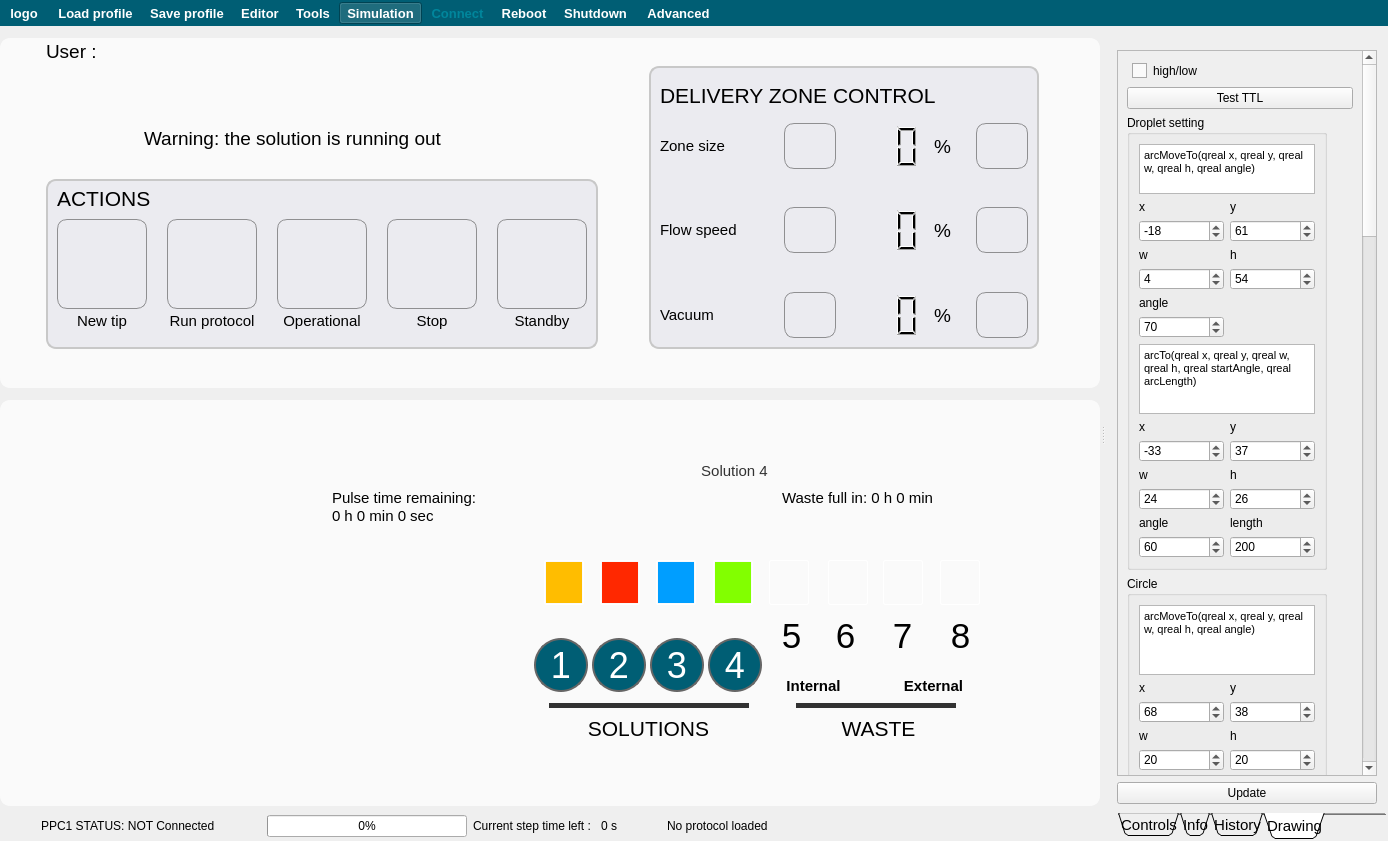
The window that apps/Lab-on-a-tip/Lab-on-a-tip.ui (bellonemauro/Labonatip2.0) describes before a commit, drawn with Qt 5.
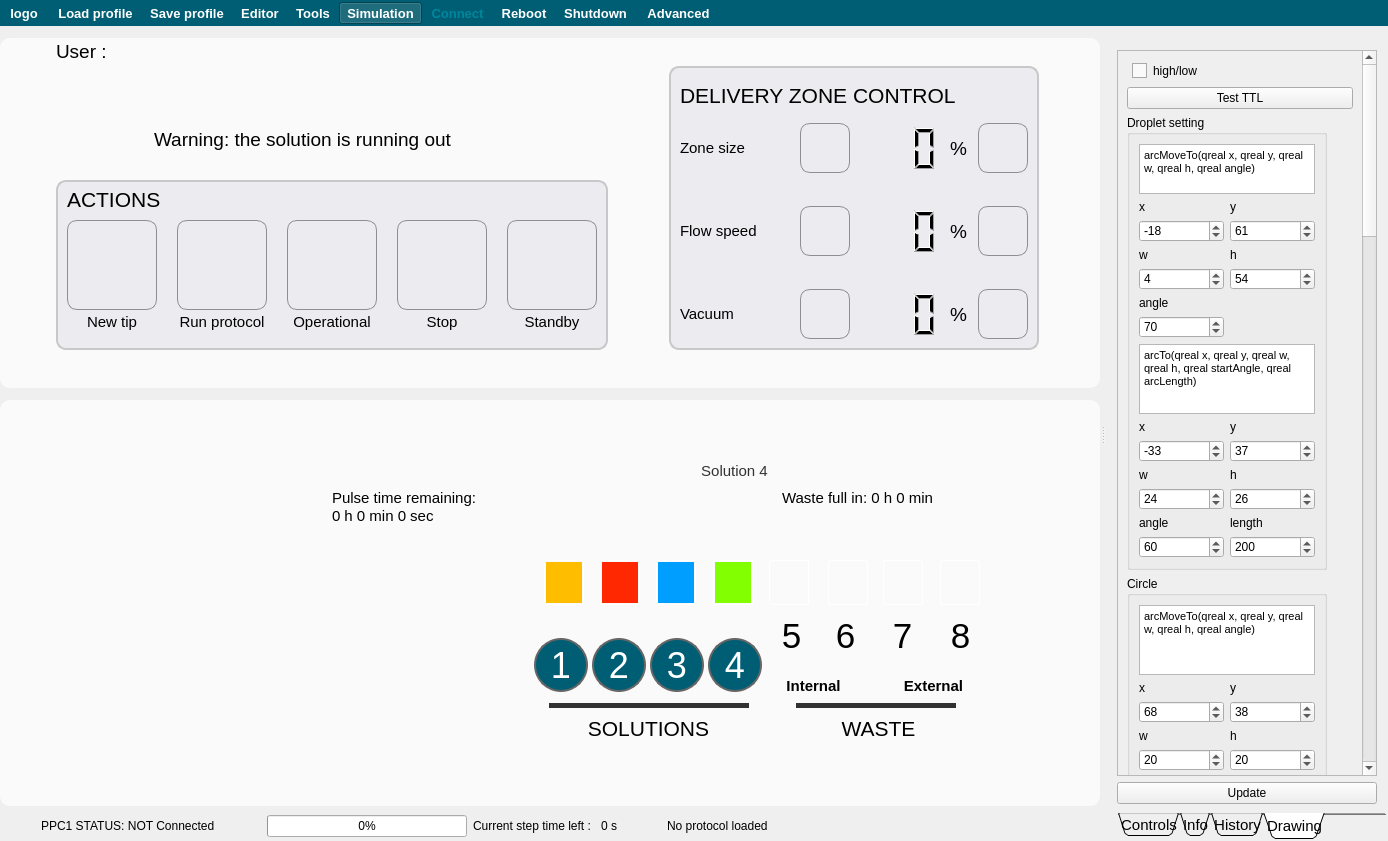
The same window after the commit. The open tabs and pages were chosen to show the change. Icons and pictures are not drawn.

Diff of the .ui file:
```diff
--- a/apps/Lab-on-a-tip/Lab-on-a-tip.ui
+++ b/apps/Lab-on-a-tip/Lab-on-a-tip.ui
@@ -149,8 +149,8 @@
         <rect>
          <x>0</x>
          <y>0</y>
-         <width>1100</width>
-         <height>740</height>
+         <width>1106</width>
+         <height>742</height>
         </rect>
        </property>
        <layout class="QGridLayout" name="gridLayout_2">
@@ -191,8 +191,8 @@
             <rect>
              <x>0</x>
              <y>0</y>
-             <width>1100</width>
-             <height>693</height>
+             <width>1106</width>
+             <height>696</height>
             </rect>
            </property>
            <layout class="QGridLayout" name="gridLayout">
@@ -1608,10 +1608,7 @@
      border-radius: 10px;
      background-color: qlineargradient(x1: 0, y1: 0, x2: 0, y2: 1,
                                        stop: 0 #f6f7fa, stop: 1 #dadbde);
-     min-width: 50px;
-	 min-height: 44px;
-     max-width: 50px;
-	 max-height: 44px;
+
  }
 
 
@@ -1652,7 +1649,7 @@
                    <widget class="QLabel" name="label_dropletSize_percentage">
                     <property name="maximumSize">
                      <size>
-                      <width>30</width>
+                      <width>16777215</width>
                       <height>16777215</height>
                      </size>
                     </property>
@@ -1687,6 +1684,12 @@
                   </item>
                   <item row="2" column="1">
                    <widget class="QLabel" name="label_DZV_dropletSize">
+                    <property name="sizePolicy">
+                     <sizepolicy hsizetype="Expanding" vsizetype="Preferred">
+                      <horstretch>0</horstretch>
+                      <verstretch>0</verstretch>
+                     </sizepolicy>
+                    </property>
                     <property name="minimumSize">
                      <size>
                       <width>0</width>
@@ -1695,7 +1698,7 @@
                     </property>
                     <property name="maximumSize">
                      <size>
-                      <width>120</width>
+                      <width>16777215</width>
                       <height>16777215</height>
                      </size>
                     </property>
@@ -1723,10 +1726,16 @@
                       <verstretch>0</verstretch>
                      </sizepolicy>
                     </property>
+                    <property name="minimumSize">
+                     <size>
+                      <width>50</width>
+                      <height>50</height>
+                     </size>
+                    </property>
                     <property name="maximumSize">
                      <size>
-                      <width>52</width>
-                      <height>46</height>
+                      <width>16777215</width>
+                      <height>16777215</height>
                      </size>
                     </property>
                     <property name="toolTip">
@@ -1752,9 +1761,15 @@
                   </item>
                   <item row="7" column="3">
                    <widget class="QLCDNumber" name="lcdNumber_vacuum_percentage">
+                    <property name="sizePolicy">
+                     <sizepolicy hsizetype="Expanding" vsizetype="Expanding">
+                      <horstretch>0</horstretch>
+                      <verstretch>0</verstretch>
+                     </sizepolicy>
+                    </property>
                     <property name="maximumSize">
                      <size>
-                      <width>80</width>
+                      <width>16777215</width>
                       <height>16777215</height>
                      </size>
                     </property>
@@ -1775,30 +1790,6 @@
                     </property>
                    </widget>
                   </item>
-                  <item row="0" column="1" colspan="4">
-                   <widget class="QLabel" name="label_DZC_title">
-                    <property name="minimumSize">
-                     <size>
-                      <width>330</width>
-                      <height>55</height>
-                     </size>
-                    </property>
-                    <property name="font">
-                     <font>
-                      <pointsize>16</pointsize>
-                     </font>
-                    </property>
-                    <property name="styleSheet">
-                     <string notr="true"/>
-                    </property>
-                    <property name="text">
-                     <string>DELIVERY ZONE CONTROL</string>
-                    </property>
-                    <property name="alignment">
-                     <set>Qt::AlignLeading|Qt::AlignLeft|Qt::AlignVCenter</set>
-                    </property>
-                   </widget>
-                  </item>
                   <item row="5" column="1" colspan="4">
                    <spacer name="verticalSpacer">
                     <property name="orientation">
@@ -1814,6 +1805,12 @@
                   </item>
                   <item row="4" column="1">
                    <widget class="QLabel" name="label_DZC_flowSpeed">
+                    <property name="sizePolicy">
+                     <sizepolicy hsizetype="Preferred" vsizetype="Expanding">
+                      <horstretch>0</horstretch>
+                      <verstretch>0</verstretch>
+                     </sizepolicy>
+                    </property>
                     <property name="minimumSize">
                      <size>
                       <width>120</width>
@@ -1844,10 +1841,16 @@
                       <verstretch>0</verstretch>
                      </sizepolicy>
                     </property>
+                    <property name="minimumSize">
+                     <size>
+                      <width>50</width>
+                      <height>50</height>
+                     </size>
+                    </property>
                     <property name="maximumSize">
                      <size>
-                      <width>52</width>
-                      <height>46</height>
+                      <width>16777215</width>
+                      <height>16777215</height>
                      </size>
                     </property>
                     <property name="toolTip">
@@ -1875,7 +1878,7 @@
                    <widget class="QLabel" name="label_flowspeed_percentage">
                     <property name="maximumSize">
                      <size>
-                      <width>30</width>
+                      <width>16777215</width>
                       <height>16777215</height>
                      </size>
                     </property>
@@ -1903,10 +1906,16 @@
                       <verstretch>0</verstretch>
                      </sizepolicy>
                     </property>
+                    <property name="minimumSize">
+                     <size>
+                      <width>50</width>
+                      <height>50</height>
+                     </size>
+                    </property>
                     <property name="maximumSize">
                      <size>
-                      <width>52</width>
-                      <height>46</height>
+                      <width>16777215</width>
+                      <height>16777215</height>
                      </size>
                     </property>
                     <property name="font">
@@ -1946,10 +1955,16 @@
                       <verstretch>0</verstretch>
                      </sizepolicy>
                     </property>
+                    <property name="minimumSize">
+                     <size>
+                      <width>50</width>
+                      <height>50</height>
+                     </size>
+                    </property>
                     <property name="maximumSize">
                      <size>
-                      <width>52</width>
-                      <height>46</height>
+                      <width>16777215</width>
+                      <height>16777215</height>
                      </size>
                     </property>
                     <property name="toolTip">
@@ -1977,7 +1992,7 @@
                    <widget class="QLabel" name="label_vacuum_percentage">
                     <property name="maximumSize">
                      <size>
-                      <width>30</width>
+                      <width>16777215</width>
                       <height>16777215</height>
                      </size>
                     </property>
@@ -1999,6 +2014,12 @@
                   </item>
                   <item row="6" column="1" rowspan="2">
                    <widget class="QLabel" name="label_DZC_vacuum">
+                    <property name="sizePolicy">
+                     <sizepolicy hsizetype="Expanding" vsizetype="Preferred">
+                      <horstretch>0</horstretch>
+                      <verstretch>0</verstretch>
+                     </sizepolicy>
+                    </property>
                     <property name="font">
                      <font>
                       <pointsize>11</pointsize>
@@ -2023,10 +2044,16 @@
                       <verstretch>0</verstretch>
                      </sizepolicy>
                     </property>
+                    <property name="minimumSize">
+                     <size>
+                      <width>50</width>
+                      <height>50</height>
+                     </size>
+                    </property>
                     <property name="maximumSize">
                      <size>
-                      <width>52</width>
-                      <height>46</height>
+                      <width>16777215</width>
+                      <height>16777215</height>
                      </size>
                     </property>
                     <property name="toolTip">
@@ -2052,9 +2079,15 @@
                   </item>
                   <item row="2" column="3">
                    <widget class="QLCDNumber" name="lcdNumber_dropletSize_percentage">
+                    <property name="sizePolicy">
+                     <sizepolicy hsizetype="Expanding" vsizetype="Expanding">
+                      <horstretch>0</horstretch>
+                      <verstretch>0</verstretch>
+                     </sizepolicy>
+                    </property>
                     <property name="maximumSize">
                      <size>
-                      <width>80</width>
+                      <width>16777215</width>
                       <height>16777215</height>
                      </size>
                     </property>
@@ -2086,10 +2119,16 @@
                       <verstretch>0</verstretch>
                      </sizepolicy>
                     </property>
+                    <property name="minimumSize">
+                     <size>
+                      <width>50</width>
+                      <height>50</height>
+                     </size>
+                    </property>
                     <property name="maximumSize">
                      <size>
-                      <width>52</width>
-                      <height>46</height>
+                      <width>16777215</width>
+                      <height>16777215</height>
                      </size>
                     </property>
                     <property name="toolTip">
@@ -2115,9 +2154,15 @@
                   </item>
                   <item row="4" column="3">
                    <widget class="QLCDNumber" name="lcdNumber_flowspeed_percentage">
+                    <property name="sizePolicy">
+                     <sizepolicy hsizetype="Expanding" vsizetype="Expanding">
+                      <horstretch>0</horstretch>
+                      <verstretch>0</verstretch>
+                     </sizepolicy>
+                    </property>
                     <property name="maximumSize">
                      <size>
-                      <width>80</width>
+                      <width>16777215</width>
                       <height>16777215</height>
                      </size>
                     </property>
@@ -2138,6 +2183,30 @@
                     </property>
                    </widget>
                   </item>
+                  <item row="0" column="1" colspan="6">
+                   <widget class="QLabel" name="label_DZC_title">
+                    <property name="minimumSize">
+                     <size>
+                      <width>330</width>
+                      <height>55</height>
+                     </size>
+                    </property>
+                    <property name="font">
+                     <font>
+                      <pointsize>16</pointsize>
+                     </font>
+                    </property>
+                    <property name="styleSheet">
+                     <string notr="true"/>
+                    </property>
+                    <property name="text">
+                     <string>DELIVERY ZONE CONTROL</string>
+                    </property>
+                    <property name="alignment">
+                     <set>Qt::AlignLeading|Qt::AlignLeft|Qt::AlignVCenter</set>
+                    </property>
+                   </widget>
+                  </item>
                  </layout>
                 </widget>
                </item>
```
Left out of the diff: 48 changed lines with no effect on the pictures.
